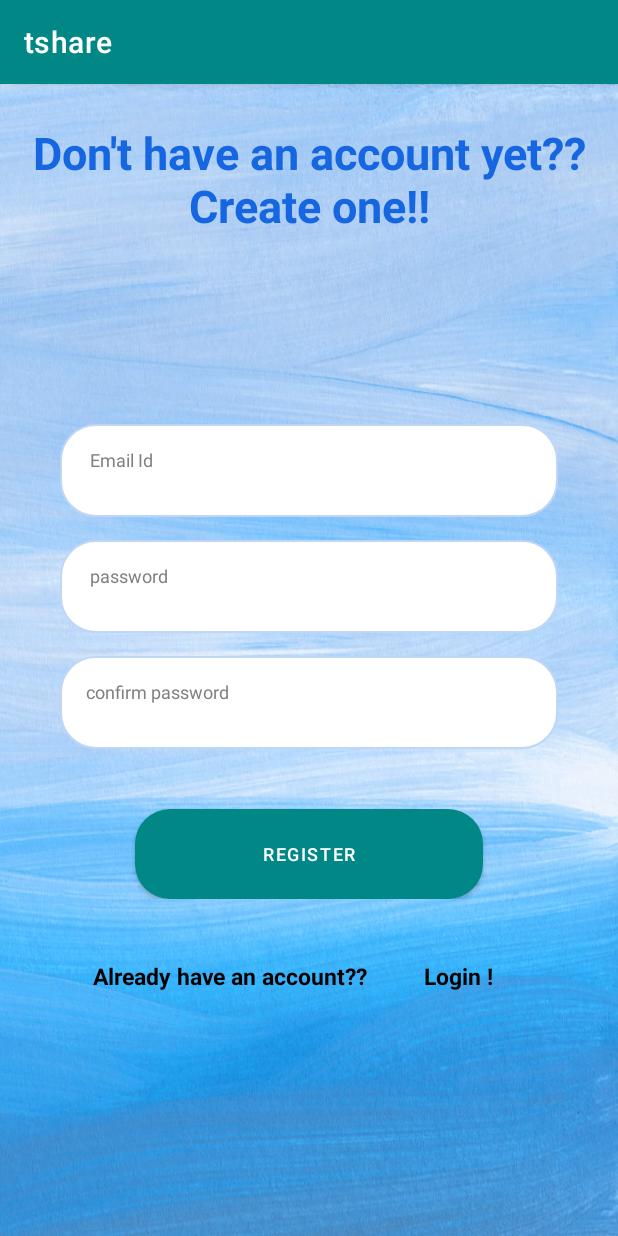
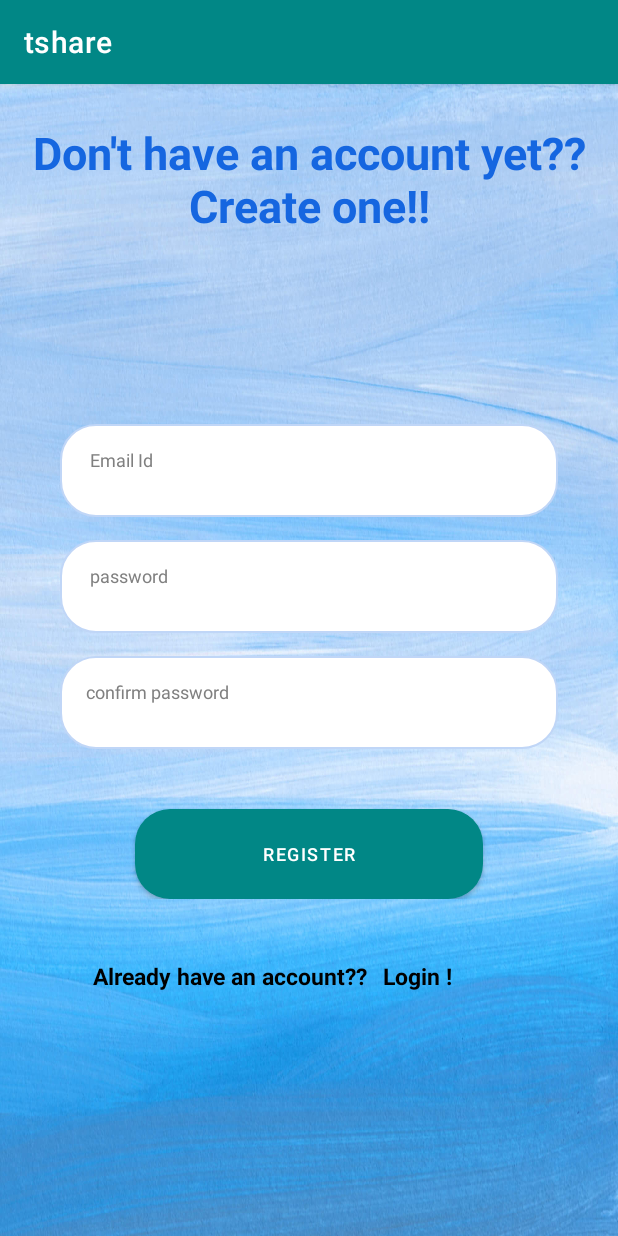
Before and after one commit to Disna11/tshare-Dissertation-, an Android app: the screen it shows after launch (signupActivity), after a tap on "REGISTER", on a phone screen of 412 x 824 dp. Run offline under Robolectric (Android 15) with nearby library versions, the phone set to English and light mode, and no system bars; our stand-ins replace Firebase (no records; nobody signed in at launch, a user with empty details on screens opened directly).

Commit message:
added login functionality using firebase authentication. and a new activity created for main homepage which is where we directly goes after the login function is successfull

```diff
--- a/app/src/main/AndroidManifest.xml
+++ b/app/src/main/AndroidManifest.xml
@@ -15,7 +15,10 @@
         android:supportsRtl="true"
         android:theme="@style/Theme.Tshare"
         android:usesCleartextTraffic="true"
-        tools:targetApi="34">
+        tools:targetApi="31">
+        <activity
+            android:name=".homeActivity"
+            android:exported="false" />
         <activity
             android:name=".signupActivity"
             android:exported="false" />
--- a/app/src/main/java/com/example/tshare/signupActivity.kt
+++ b/app/src/main/java/com/example/tshare/signupActivity.kt
@@ -27,6 +27,17 @@ class signupActivity : AppCompatActivity() {
     //declare the firebase instance
 
     private lateinit var auth: FirebaseAuth
+
+    public override fun onStart() {
+        super.onStart()
+        // Check if user is signed in (non-null) and update UI accordingly.
+        val currentUser = auth.currentUser
+        if (currentUser != null) {
+            val myIntent = Intent(applicationContext, homeActivity::class.java)
+            startActivity(myIntent)
+            finish()
+        }
+    }
 
     override fun onCreate(savedInstanceState: Bundle?) {
         super.onCreate(savedInstanceState)
--- a/app/src/main/res/layout/activity_signup.xml
+++ b/app/src/main/res/layout/activity_signup.xml
@@ -45,7 +45,7 @@
                 android:layout_marginTop="15dp"
                 android:id="@+id/email"
                 android:textSize="12sp"
-                android:inputType="phone"
+                android:inputType="textEmailAddress"
                 android:textColorHint="#808080"
                 android:textColor="#000000"/>
             <EditText
@@ -60,7 +60,7 @@
                 android:layout_marginTop="15dp"
                 android:id="@+id/password"
                 android:textSize="12sp"
-                android:inputType="phone"
+                android:inputType="textPassword"
                 android:layout_below="@id/email"
                 android:textColorHint="#808080"
                 android:textColor="#000000"/>
@@ -76,7 +76,7 @@
                 android:layout_marginTop="15dp"
                 android:id="@+id/cpassword"
                 android:textSize="12sp"
-                android:inputType="phone"
+                android:inputType="textPassword"
                 android:layout_below="@id/password"
                 android:textColorHint="#808080"
                 android:textColor="#000000"/>
@@ -85,7 +85,8 @@
                 android:layout_width="wrap_content"
                 android:layout_height="wrap_content"
                 android:id="@+id/reg_progress"
-                android:visibility="gone"/>
+                android:visibility="gone"
+                android:foregroundGravity="center"/>
 
             <Button
                 android:id="@+id/register"
@@ -115,7 +116,7 @@
                 android:text="@string/already_have_an_account"
                 android:textSize="15sp"
                 android:textColor="@color/black"
-                android:paddingRight="20dp"
+
                 android:paddingBottom="17dp"
                 android:paddingTop="15dp"
                 android:textStyle="bold"/>
@@ -128,9 +129,9 @@
                 android:id="@+id/login_text"
                 android:textColor="@color/black"
                 android:textSize="15sp"
-                android:paddingRight="15dp"
+
                 android:paddingTop="15dp"
-                android:paddingLeft="17dp"
+                android:paddingLeft="10dp"
                 android:paddingBottom="17dp"
                 android:textStyle="bold"
                 />
--- a/build.gradle
+++ b/build.gradle
@@ -1,6 +1,6 @@
 buildscript {
     dependencies {
-        classpath 'com.google.gms:google-services:4.3.10'
+        classpath 'com.google.gms:google-services:4.3.14'
     }
 }// Top-level build file where you can add configuration options common to all sub-projects/modules.
 plugins {
```
Also changed, not shown: app/src/main/java/com/example/tshare/homeActivity.kt (added, +38 -0 lines), app/src/main/java/com/example/tshare/loginActivity.kt (+102 -0 lines), app/src/main/res/layout/activity_home.xml (added, +23 -0 lines), app/src/main/res/layout/activity_login.xml (+9 -3 lines).
